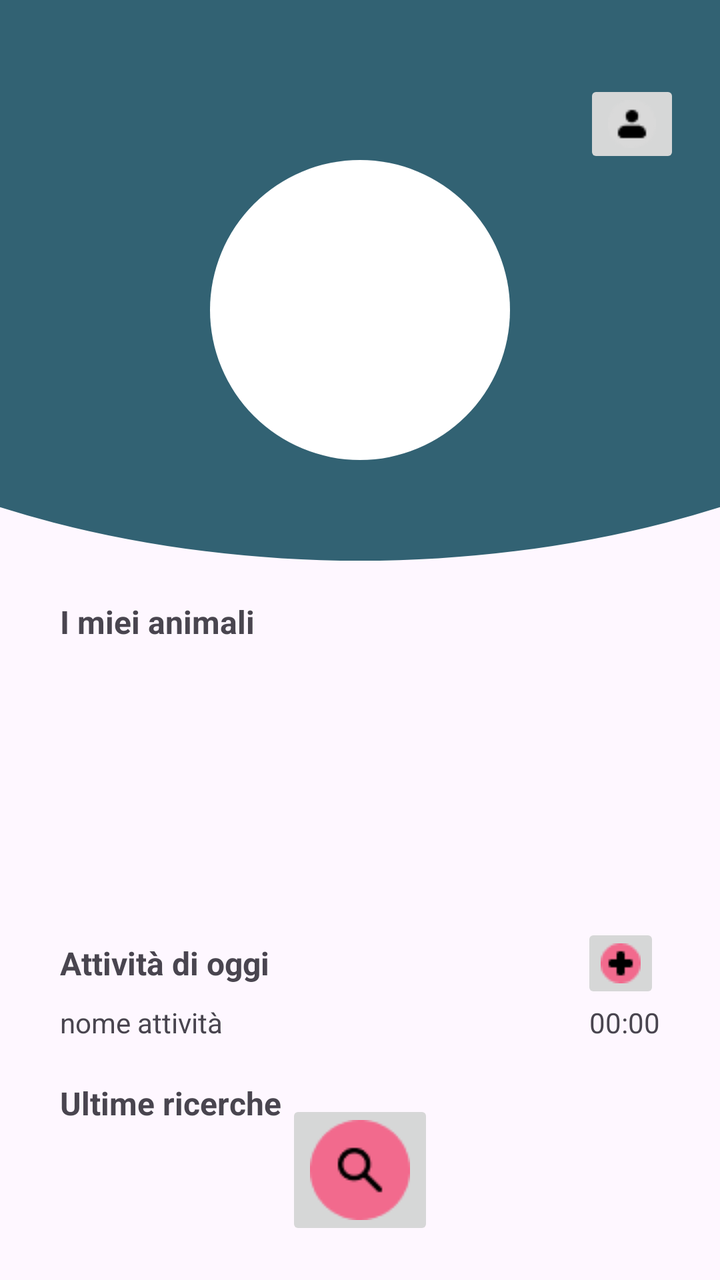
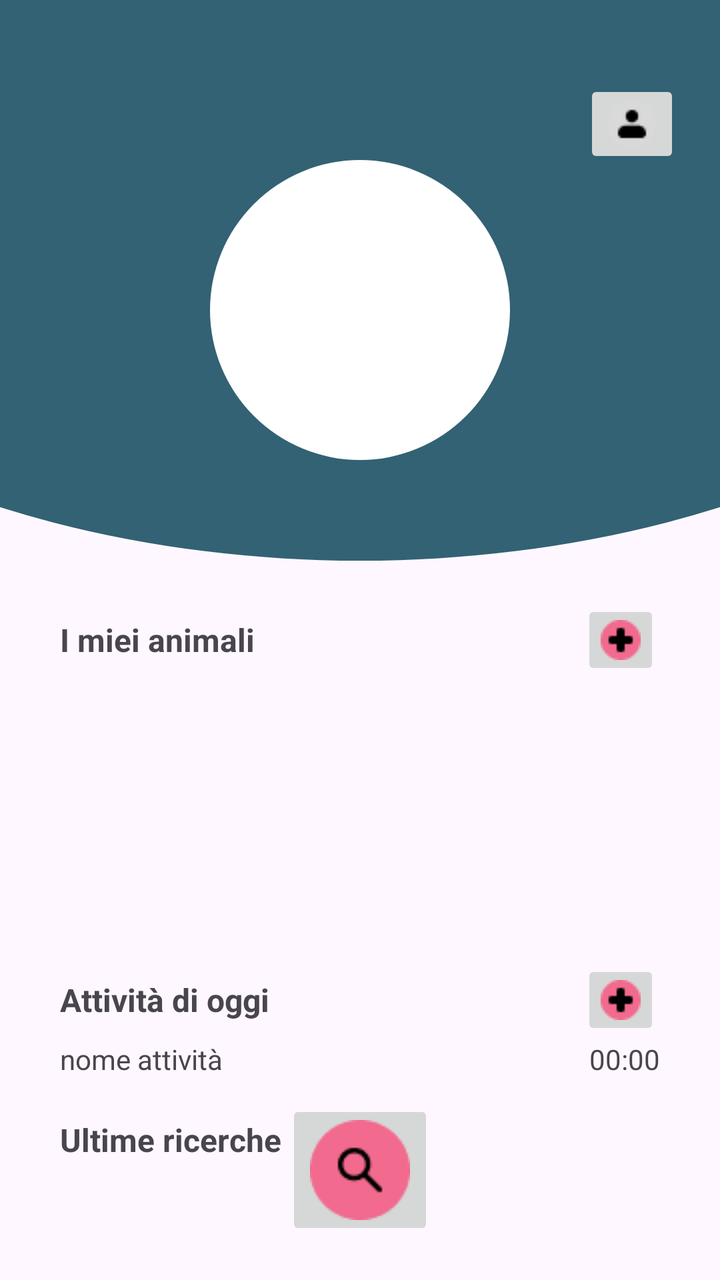

Screens rendered from an Android XML layout before and after an edit, with the pre-edit source and the edit as a unified diff.
<!-- AndroidManifest.xml: application theme Theme.AppPet -->
<!-- res/layout/activity_home.xml -->
<?xml version="1.0" encoding="utf-8"?>
<RelativeLayout xmlns:android="http://schemas.android.com/apk/res/android"
    xmlns:app="http://schemas.android.com/apk/res-auto"
    xmlns:tools="http://schemas.android.com/tools"
    android:id="@+id/main"
    android:layout_width="match_parent"
    android:layout_height="match_parent"
    tools:context=".Activities.HomeActivity"
    android:orientation="vertical">

    <FrameLayout
        android:id="@+id/header_home"
        android:layout_width="wrap_content"
        android:layout_height="300dp"
        android:layout_gravity="top">
        <ImageView
            android:layout_marginTop="-120dp"
            android:id="@+id/Pippo"
            android:layout_width="800dp"
            android:layout_height="500dp"
            android:src="@drawable/cricle_1"
            android:layout_gravity="center"/>

        <ImageView
            android:id="@+id/Pippo2"
            android:layout_width="150dp"
            android:layout_height="150dp"
            android:src="@drawable/circle_2"
            android:layout_gravity="center_horizontal"
            android:layout_marginTop="80dp"/>

        <ImageButton
            android:id="@+id/BTNprofilo"
            android:layout_width="wrap_content"
            android:layout_height="wrap_content"
            android:src="@drawable/btn_profilo"
            android:layout_gravity="end"
            android:layout_marginEnd="20dp"
            android:layout_marginTop="40dp"/>
    </FrameLayout>

    <LinearLayout
        android:id="@+id/lista_animali_home"
        android:layout_below="@id/header_home"
        android:layout_width="match_parent"
        android:layout_height="wrap_content"
        android:layout_centerInParent="true"
        android:orientation="vertical">

        <TextView
            android:textStyle="bold"
            android:textSize="16sp"
            android:layout_width="300dp"
            android:layout_height="wrap_content"
            android:text="I miei animali"
            android:layout_gravity="center"/>

        <androidx.recyclerview.widget.RecyclerView
            android:id="@+id/animali_recycler_view"
            android:layout_width="match_parent"
            android:layout_height="120dp"
            app:layoutManager="com.google.android.material.carousel.CarouselLayoutManager" />

    </LinearLayout>

    <LinearLayout
        android:id="@+id/Header_attivita_oggi_home"
        android:layout_below="@id/lista_animali_home"
        android:layout_marginTop="20dp"

        android:layout_width="300dp"
        android:layout_height="wrap_content"
        android:gravity="center_vertical"
        android:layout_centerInParent="true"
        android:orientation="horizontal">

        <TextView
            android:textStyle="bold"
            android:textSize="16sp"
            android:layout_weight="9"
            android:layout_width="match_parent"
            android:layout_height="wrap_content"
            android:text="Attività di oggi"/>

        <ImageButton
            android:id="@+id/add_attività_BTN"
            android:layout_weight="1"
            android:layout_width="wrap_content"
            android:layout_height="wrap_content"
            android:src="@drawable/btn_aggiungi"/>

    </LinearLayout>

    <RelativeLayout
        android:id="@+id/attivita_oggi_home"
        android:layout_below="@id/Header_attivita_oggi_home"
        android:layout_width="300dp"
        android:layout_height="wrap_content"
        android:gravity="center_vertical"
        android:layout_centerInParent="true"
        android:orientation="horizontal">

        <TextView
            android:id="@+id/nome_attività_oggi"
            android:layout_width="wrap_content"
            android:layout_height="wrap_content"
            android:text="nome attività"/>

        <TextView
            android:id="@+id/orario_attività_oggi"
            android:layout_width="wrap_content"
            android:layout_height="wrap_content"
            android:layout_alignParentEnd="true"
            android:text="00:00"/>

    </RelativeLayout>

    <LinearLayout
        android:id="@+id/lista_servizi_home"
        android:layout_below="@id/attivita_oggi_home"
        android:layout_marginTop="20dp"
        android:layout_width="300dp"
        android:layout_height="wrap_content"
        android:layout_centerInParent="true"
        android:orientation="vertical">

        <TextView
            android:textStyle="bold"
            android:textSize="16sp"
            android:layout_width="wrap_content"
            android:layout_height="wrap_content"
            android:text="Ultime ricerche"/>

        <androidx.recyclerview.widget.RecyclerView
            android:id="@+id/ListaAttivitàHome"
            android:layout_width="match_parent"
            android:layout_height="60dp"
            app:layoutManager="com.google.android.material.carousel.CarouselLayoutManager"/>

    </LinearLayout>

    <ImageButton
        android:id="@+id/cerca_servizi_BTN"
        android:layout_width="wrap_content"
        android:layout_height="wrap_content"
        android:layout_marginBottom="20dp"
        android:layout_centerInParent="true"
        android:layout_alignParentBottom="true"
        android:src="@drawable/btn_cerca"/>

</RelativeLayout>
<!-- resources referenced by this layout -->
<resources>
  <!-- drawable btn_aggiungi: png bitmap (drawable, 516 bytes) -->
  <!-- drawable btn_cerca: png bitmap (drawable, 1438 bytes) -->
  <!-- drawable btn_profilo: png bitmap (drawable, 668 bytes) -->
  <!-- drawable circle_2 (drawable) -->
  <?xml version="1.0" encoding="utf-8"?>
  <shape xmlns:android="http://schemas.android.com/apk/res/android"
      android:shape="oval">
  
      <solid
          android:color="@color/white"
          />
  
  
  </shape>
  <!-- drawable cricle_1 (drawable) -->
  <?xml version="1.0" encoding="utf-8"?>
  <shape xmlns:android="http://schemas.android.com/apk/res/android"
      android:shape="oval">
  
      <solid
          android:color="@color/Blu_base"/>
  
  </shape>
  <style name="Theme.AppPet" parent="Base.Theme.AppPet" />
  <color name="white">#FFFFFFFF</color>
  <color name="Blu_base">#326273</color>
  <style name="Base.Theme.AppPet" parent="Theme.Material3.DayNight.NoActionBar">
          
          
      </style>
</resources>

<!-- the commit's change to res/layout/activity_home.xml (unified diff, before → after) -->
@@ -42,12 +42,13 @@
     <LinearLayout
         android:id="@+id/lista_animali_home"
         android:layout_below="@id/header_home"
-        android:layout_width="match_parent"
+        android:layout_width="300dp"
         android:layout_height="wrap_content"
         android:layout_centerInParent="true"
-        android:orientation="vertical">
+        android:orientation="horizontal">
 
         <TextView
+            android:layout_weight="9"
             android:textStyle="bold"
             android:textSize="16sp"
             android:layout_width="300dp"
@@ -55,19 +56,28 @@
             android:text="I miei animali"
             android:layout_gravity="center"/>
 
-        <androidx.recyclerview.widget.RecyclerView
-            android:id="@+id/animali_recycler_view"
-            android:layout_width="match_parent"
-            android:layout_height="120dp"
-            app:layoutManager="com.google.android.material.carousel.CarouselLayoutManager" />
+        <ImageButton
+            android:id="@+id/add_animale_BTN"
+            android:layout_weight="1"
+            android:layout_width="wrap_content"
+            android:layout_height="wrap_content"
+            android:src="@drawable/btn_aggiungi"/>
 
     </LinearLayout>
 
+    <androidx.recyclerview.widget.RecyclerView
+        android:layout_centerHorizontal="true"
+        android:layout_below="@id/lista_animali_home"
+        android:id="@+id/animali_recycler_view"
+        android:layout_width="match_parent"
+        android:layout_height="120dp"
+        app:layoutManager="com.google.android.material.carousel.CarouselLayoutManager" />
+
+
     <LinearLayout
         android:id="@+id/Header_attivita_oggi_home"
-        android:layout_below="@id/lista_animali_home"
+        android:layout_below="@id/animali_recycler_view"
         android:layout_marginTop="20dp"
-
         android:layout_width="300dp"
         android:layout_height="wrap_content"
         android:gravity="center_vertical"
